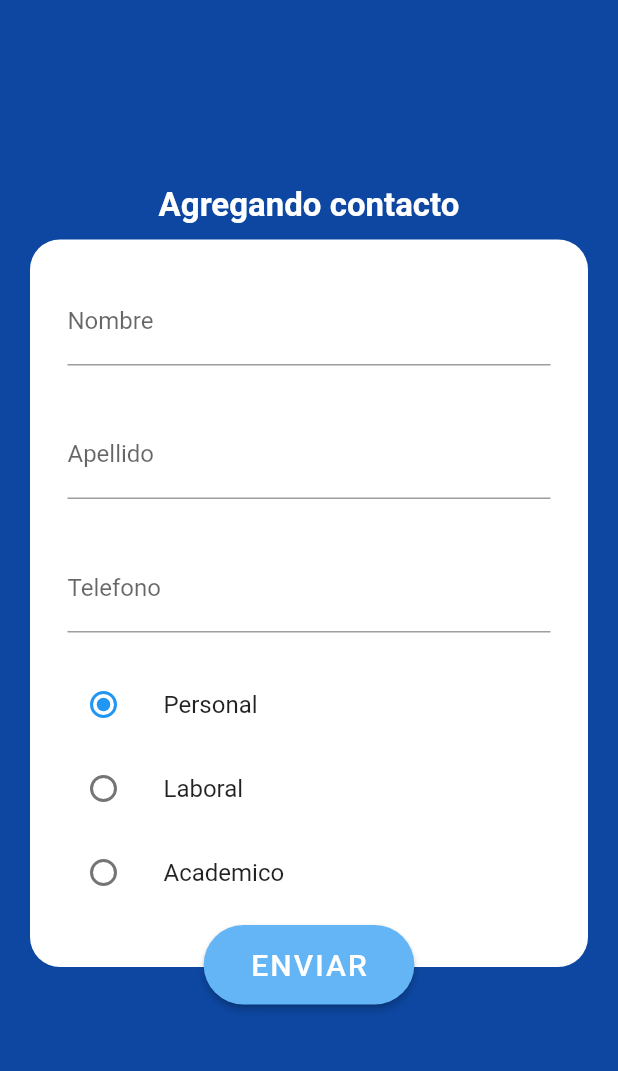
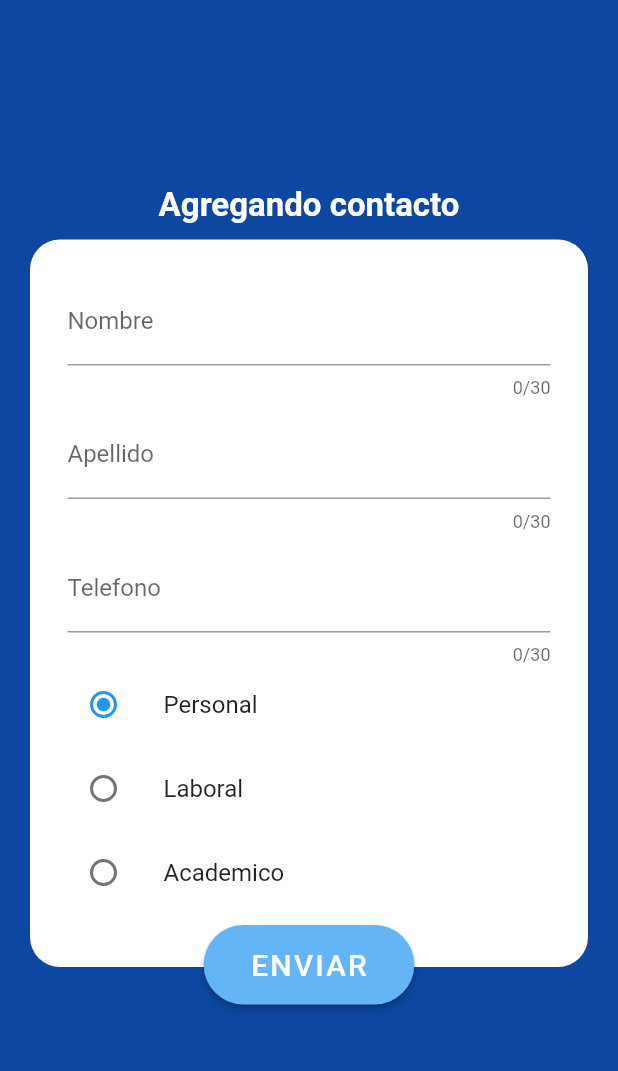
Before and after one commit to ismaelfranciscosantanaborges/project_web_ismael, a Flutter app: the screen it shows after launch, after a tap on the "add" icon, on a phone screen of 412 x 824 dp, the part 65-1136 px from its top. Run offline on Flutter 3.47's test engine with Material 2 defaults, Android fonts, the light colour scheme and no system bars; our stand-ins replace bloc, equatable, flutter_bloc; accounts and stored records are empty; Roboto replaces fonts that are missing (Arial).

Commit message:
The app is ready in movil

```diff
--- a/lib/cubit/cubit/register_cubit.dart
+++ b/lib/cubit/cubit/register_cubit.dart
@@ -12,19 +12,27 @@ class RegisterCubit extends Cubit<RegisterState> {
     emit(RegisterLoading(state.values));
     List<User> users = state.values.users;
     users.add(user);
-    await Future.delayed(Duration(seconds: 3));
+    // await Future.delayed(Duration(seconds: 3));
     emit(RegisterSuccess(state.values.copyWith(users: users)));
   }
 
   void updateUser(User user) async {
     emit(RegisterLoading(state.values));
     List<User> users = state.values.users;
-    users = users.map((currentUser) {
-      if (currentUser.id == user.id) return user;
-      return currentUser;
-    });
+    // users = users.map((currentUser) {
+    //   if (currentUser.id == user.id) return user;
+    //   return currentUser;
+    // });
 
-    await Future.delayed(Duration(seconds: 3));
+    // await Future.delayed(Duration(seconds: 3));
+    emit(RegisterSuccess(state.values.copyWith(users: users)));
+  }
+
+  void deleteUser(int id) {
+    emit(RegisterLoading(state.values));
+    List<User> users = state.values.users;
+    users.removeAt(id);
+    // users.removeWhere((currentUser) => currentUser.id == id);
     emit(RegisterSuccess(state.values.copyWith(users: users)));
   }
 }
--- a/lib/screens/add_and_update_contacts_screen.dart
+++ b/lib/screens/add_and_update_contacts_screen.dart
@@ -42,7 +42,7 @@ class AddAndUpdateContactScreen extends StatelessWidget {
             mainAxisAlignment: MainAxisAlignment.center,
             children: [
               Text(
-                'Agregando contacto',
+                user == null ? 'Agregando contacto' : 'Modificando contacto',
                 style: TextStyle(
                     fontSize: 22,
                     color: Colors.white,
@@ -73,7 +73,7 @@ class _LForm extends StatefulWidget {
 }
 
 class __LFormState extends State<_LForm> {
-  ContactType _character = ContactType.personal;
+  ContactType _character;
   GlobalKey<FormState> _formKey;
   User _user;
   TextEditingController _firtsNameController;
@@ -85,9 +85,10 @@ class __LFormState extends State<_LForm> {
     super.initState();
     _formKey = GlobalKey<FormState>();
     _user = widget.user != null ? widget.user : User();
+    _character = _user.contactType ?? ContactType.personal;
     _firtsNameController = TextEditingController(text: _user?.firstName ?? '');
-    _lastNameController = TextEditingController(text: _user?.firstName ?? '');
-    _telefonoController = TextEditingController(text: _user?.firstName ?? '');
+    _lastNameController = TextEditingController(text: _user?.lastName ?? '');
+    _telefonoController = TextEditingController(text: _user?.telefono ?? '');
   }
 
   @override
@@ -96,7 +97,7 @@ class __LFormState extends State<_LForm> {
     return Container(
         // height: _screenSize.height * 0.6,
         child: BlocConsumer<RegisterCubit, RegisterState>(
-      builder: (context, bloc) {
+      builder: (context, state) {
         return Stack(
           clipBehavior: Clip.none,
           alignment: Alignment.topCenter,
@@ -184,7 +185,11 @@ class __LFormState extends State<_LForm> {
                     _user.lastName = _lastNameController?.text;
                     _user.telefono = _telefonoController?.text;
                     _user.contactType = _character;
-                    context.bloc<RegisterCubit>().addNewUser(_user);
+                    if (widget.user != null) {
+                      context.bloc<RegisterCubit>().updateUser(_user);
+                    } else {
+                      context.bloc<RegisterCubit>().addNewUser(_user);
+                    }
                   }
                 },
                 color: Colors.blue[300],
@@ -194,7 +199,7 @@ class __LFormState extends State<_LForm> {
                 child: Container(
                   padding: EdgeInsets.all(15),
                   child: Text(
-                    'ENVIAR',
+                    widget.user != null ? 'ACTUALIZAR' : 'ENVIAR',
                     style: TextStyle(
                       fontSize: 20,
                       color: Colors.white,
@@ -237,6 +242,7 @@ class _CTextFormField extends StatelessWidget {
       child: TextFormField(
         keyboardType: textInputType ?? TextInputType.name,
         controller: _firtsNameController,
+        maxLength: 30,
         decoration: InputDecoration(
           labelText: title ?? '',
         ),
--- a/lib/screens/details_screen.dart
+++ b/lib/screens/details_screen.dart
@@ -19,29 +19,61 @@ class DetailsScreen extends StatelessWidget {
           switch (state.runtimeType) {
             case RegisterInitial:
               return Center(
-                child: Text('Aun no tines ningun contacto...'),
+                child: Text(
+                  'Aun no tienes ningun contacto...',
+                  style: TextStyle(fontSize: 20, fontWeight: FontWeight.w600),
+                ),
               );
             default:
+              if (state.values.users.length > 0)
                 return ListView(
                   children: [
-                  if (state.values.users.length > 0)
-                    for (var user in state.values.users)
-                      ListTile(
+                    // for (var user in state.values.users)
+                    for (int i = 0; i < state.values.users.length; i++)
+                      Container(
+                        color: i % 2 == 1 ? Colors.grey[300] : Colors.white,
+                        child: ListTile(
                           onTap: () {
                             Navigator.pushNamed(
                                 context, AddAndUpdateContactScreen.route,
-                              arguments: user);
+                                arguments: state.values.users[i]);
                           },
-                        title: Text('${user.firstName} ${user.lastName}'),
-                        subtitle: Text('${user.telefono}'),
+                          title: Text(
+                            '${state.values.users[i].firstName} ${state.values.users[i].lastName}',
+                            overflow: TextOverflow.ellipsis,
+                          ),
+                          subtitle: Text('${state.values.users[i].telefono}'),
                           trailing: IconButton(
-                            icon: Icon(Icons.cancel), onPressed: () {}),
+                              icon:
+                                  Icon(Icons.close_rounded, color: Colors.red),
+                              onPressed: () {
+                                context.bloc<RegisterCubit>().deleteUser(i);
+                              }),
+                        ),
                       )
+                  ],
+                );
               else
-                    Center(
-                      child: Text('Aun no tienes ningun contacto ...'),
+                return Center(
+                  child: GestureDetector(
+                    onTap: () => Navigator.pushNamed(
+                        context, AddAndUpdateContactScreen.route),
+                    child: Container(
+                      padding: EdgeInsets.all(10),
+                      decoration: BoxDecoration(
+                        borderRadius: BorderRadius.circular(10),
+                        color: Theme.of(context).primaryColor,
                       ),
-                ],
+                      child: Text(
+                        'La lista esta vacia',
+                        style: TextStyle(
+                          fontSize: 20,
+                          fontWeight: FontWeight.w600,
+                          color: Colors.white,
+                        ),
+                      ),
+                    ),
+                  ),
                 );
           }
         },
```
Lines whose indentation alone changed are shown as unchanged.
